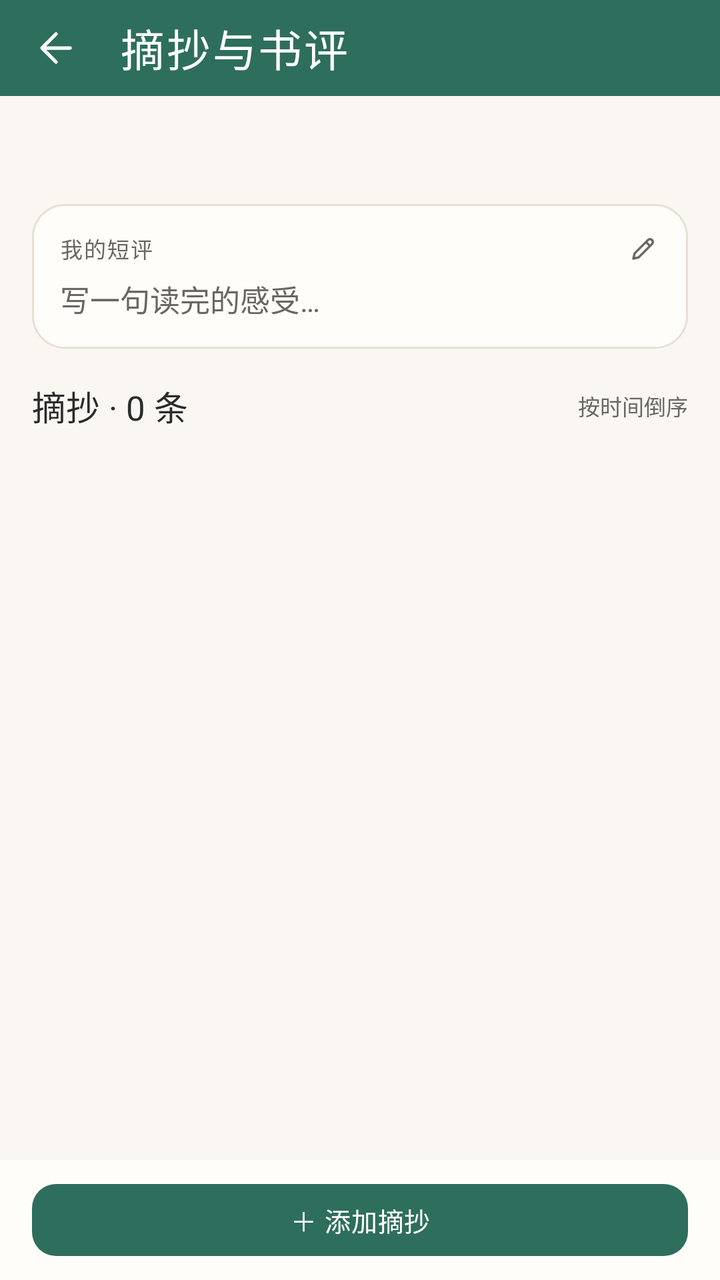
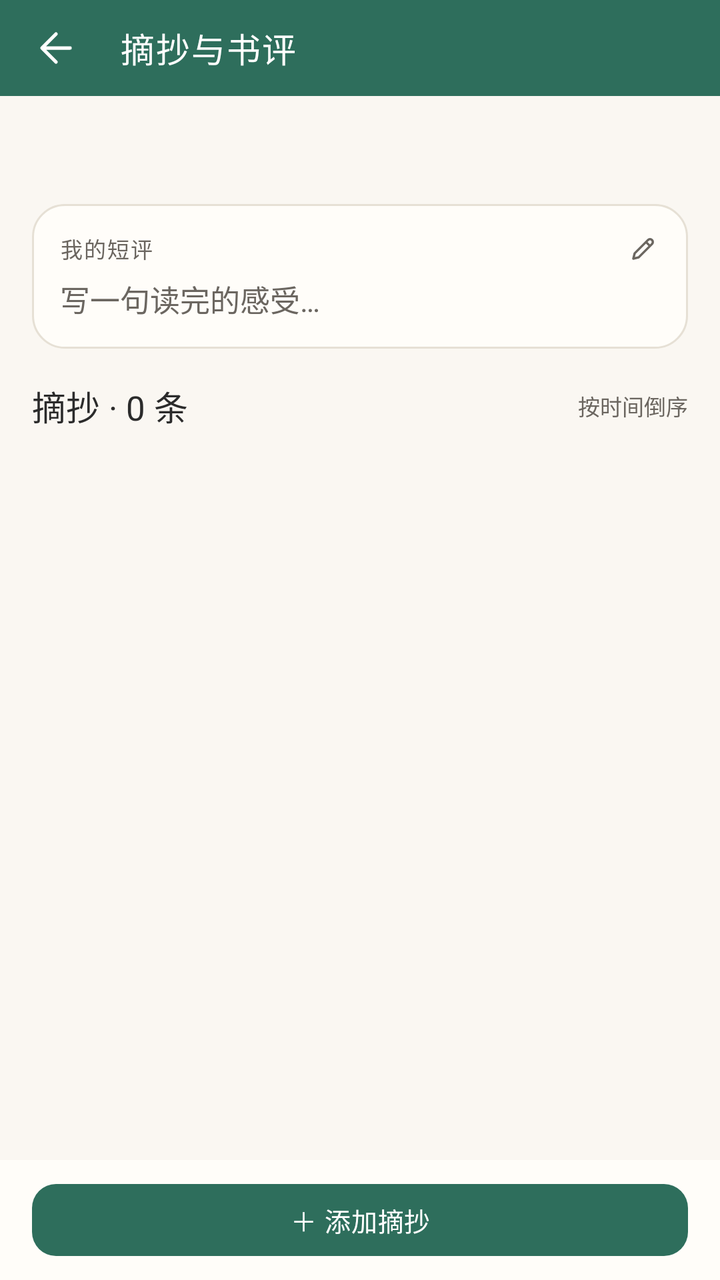

Before-and-after screenshots of an Android layout around one commit, followed by the original layout XML and the change that was made.
<!-- AndroidManifest.xml: application theme Theme.Bookshelf -->
<!-- res/layout/activity_excerpt_list.xml -->
<?xml version="1.0" encoding="utf-8"?>
<LinearLayout xmlns:android="http://schemas.android.com/apk/res/android"
    xmlns:app="http://schemas.android.com/apk/res-auto"
    android:layout_width="match_parent"
    android:layout_height="match_parent"
    android:orientation="vertical">

    <com.google.android.material.appbar.MaterialToolbar
        android:id="@+id/toolbar"
        style="@style/Widget.Bookshelf.Toolbar"
        android:layout_width="match_parent"
        android:layout_height="@dimen/toolbar_h"
        app:navigationIcon="@drawable/ic_back"
        app:title="摘抄与书评" />

    <FrameLayout
        android:layout_width="match_parent"
        android:layout_height="0dp"
        android:layout_weight="1">

        <ScrollView
            android:layout_width="match_parent"
            android:layout_height="match_parent"
            android:clipToPadding="false"
            android:scrollbars="none">

            <LinearLayout
                android:layout_width="match_parent"
                android:layout_height="wrap_content"
                android:orientation="vertical"
                android:padding="@dimen/page_padding">

                <TextView
                    android:id="@+id/tv_excerpt_book"
                    android:layout_width="match_parent"
                    android:layout_height="wrap_content"
                    android:layout_marginBottom="@dimen/space_md"
                    android:ellipsize="end"
                    android:fontFamily="serif"
                    android:maxLines="2"
                    android:textColor="?attr/on_surface"
                    android:textSize="20sp" />

                
                <LinearLayout
                    android:id="@+id/card_review"
                    android:layout_width="match_parent"
                    android:layout_height="wrap_content"
                    android:background="@drawable/bg_card"
                    android:clickable="true"
                    android:focusable="true"
                    android:orientation="vertical"
                    android:padding="14dp">

                    <LinearLayout
                        android:layout_width="match_parent"
                        android:layout_height="wrap_content"
                        android:gravity="center_vertical"
                        android:orientation="horizontal">

                        <TextView
                            android:layout_width="0dp"
                            android:layout_height="wrap_content"
                            android:layout_weight="1"
                            android:letterSpacing="0.06"
                            android:text="我的短评"
                            android:textColor="?attr/on_surface_variant"
                            android:textSize="@dimen/text_caption" />

                        <ImageView
                            android:layout_width="16dp"
                            android:layout_height="16dp"
                            android:contentDescription="编辑短评"
                            android:src="@drawable/ic_edit"
                            app:tint="?attr/on_surface_variant" />
                    </LinearLayout>

                    <TextView
                        android:id="@+id/tv_review"
                        android:layout_width="match_parent"
                        android:layout_height="wrap_content"
                        android:layout_marginTop="6dp"
                        android:lineSpacingMultiplier="1.5"
                        android:textColor="?attr/on_surface"
                        android:textSize="@dimen/text_body"
                        android:visibility="gone" />

                    <TextView
                        android:id="@+id/tv_review_hint"
                        android:layout_width="match_parent"
                        android:layout_height="wrap_content"
                        android:layout_marginTop="6dp"
                        android:text="写一句读完的感受…"
                        android:textColor="?attr/on_surface_variant"
                        android:textSize="@dimen/text_body" />
                </LinearLayout>

                
                <LinearLayout
                    android:layout_width="match_parent"
                    android:layout_height="wrap_content"
                    android:layout_marginTop="@dimen/space_lg"
                    android:layout_marginBottom="@dimen/space_sm"
                    android:gravity="center_vertical"
                    android:orientation="horizontal">

                    <TextView
                        android:id="@+id/tv_excerpt_count"
                        android:layout_width="0dp"
                        android:layout_height="wrap_content"
                        android:layout_weight="1"
                        android:text="摘抄 · 0 条"
                        android:textColor="?attr/on_surface"
                        android:textSize="@dimen/text_headline" />

                    <TextView
                        android:layout_width="wrap_content"
                        android:layout_height="wrap_content"
                        android:text="按时间倒序"
                        android:textColor="?attr/on_surface_variant"
                        android:textSize="@dimen/text_caption" />
                </LinearLayout>

                <LinearLayout
                    android:id="@+id/ll_excerpts"
                    android:layout_width="match_parent"
                    android:layout_height="wrap_content"
                    android:orientation="vertical" />

                <LinearLayout
                    android:id="@+id/ll_excerpt_empty"
                    android:layout_width="match_parent"
                    android:layout_height="wrap_content"
                    android:gravity="center"
                    android:orientation="vertical"
                    android:paddingHorizontal="24dp"
                    android:paddingTop="56dp"
                    android:paddingBottom="40dp"
                    android:visibility="gone">

                    <TextView
                        android:layout_width="wrap_content"
                        android:layout_height="wrap_content"
                        android:fontFamily="serif"
                        android:text="还没有摘抄"
                        android:textColor="?attr/on_surface"
                        android:textSize="20sp" />

                    <TextView
                        android:layout_width="wrap_content"
                        android:layout_height="wrap_content"
                        android:layout_marginTop="8dp"
                        android:gravity="center"
                        android:lineSpacingMultiplier="1.4"
                        android:text="读到喜欢的句子，点下方按钮记下来；\n以后按时间回看，像一条读书时间线。"
                        android:textColor="?attr/on_surface_variant"
                        android:textSize="@dimen/text_body_small" />
                </LinearLayout>
            </LinearLayout>
        </ScrollView>
    </FrameLayout>

    <LinearLayout
        android:layout_width="match_parent"
        android:layout_height="wrap_content"
        android:background="?attr/surface"
        android:orientation="vertical"
        android:paddingHorizontal="@dimen/page_padding"
        android:paddingVertical="@dimen/space_sm">

        <com.google.android.material.button.MaterialButton
            android:id="@+id/btn_add_excerpt"
            style="@style/Widget.Bookshelf.Button"
            android:layout_width="match_parent"
            android:layout_height="wrap_content"
            android:text="＋ 添加摘抄" />
    </LinearLayout>
</LinearLayout>
<!-- resources referenced by this layout -->
<resources>
  <dimen name="page_padding">16dp</dimen>
  <dimen name="space_lg">16dp</dimen>
  <dimen name="space_md">12dp</dimen>
  <dimen name="space_sm">8dp</dimen>
  <dimen name="text_body">15sp</dimen>
  <dimen name="text_body_small">13sp</dimen>
  <dimen name="text_caption">11sp</dimen>
  <dimen name="text_headline">17sp</dimen>
  <dimen name="toolbar_h">48dp</dimen>
  <dimen name="card_corner">16dp</dimen>
  <style name="ShapeAppearance.Bookshelf.Medium" parent="ShapeAppearance.Material3.Corner.Medium">
          <item name="cornerSize">@dimen/radius_md</item>
      </style>
  <dimen name="radius_md">12dp</dimen>
  <style name="TextAppearance.Bookshelf.ToolbarTitle" parent="TextAppearance.Material3.TitleLarge">
          <item name="android:textSize">@dimen/text_title</item>
          <item name="android:fontFamily">serif</item>
          <item name="android:textStyle">normal</item>
          <item name="android:letterSpacing">0.04</item>
          <item name="android:textColor">@color/white</item>
      </style>
  <color name="primary">#2E6E5C</color>
  <color name="primary_dark">#1F4D40</color>
  <color name="accent">#C08A3E</color>
  <color name="chip_bg">#E8F0ED</color>
  <color name="green_container">#E6F0EC</color>
  <color name="green_on_container">#1C4A3E</color>
  <color name="green_page">#FAF7F2</color>
  <color name="green_surface">#FFFDF9</color>
  <color name="green_surface_dim">#F3EEE6</color>
  <color name="green_outline">#E6E0D5</color>
  <color name="green_outline_strong">#D8D0C2</color>
  <dimen name="text_title">22sp</dimen>
  <color name="white">#FFFFFF</color>
  <color name="bg_page">#FAF7F2</color>
  <color name="surface">#FFFDF9</color>
  <color name="surface_dim">#F4F0E9</color>
  <color name="outline">#E6E0D5</color>
  <color name="outline_strong">#CFC5B4</color>
  <color name="text_main">#2B2B2B</color>
  <color name="text_sub">#6B6660</color>
  <color name="accent_text">#8A5A1A</color>
  <style name="ThemeOverlay.Bookshelf.BottomSheet" parent="ThemeOverlay.Material3.BottomSheetDialog">
          <item name="bottomSheetStyle">@style/Widget.Bookshelf.BottomSheet</item>
      </style>
  <style name="ShapeAppearance.Bookshelf.Pill" parent="ShapeAppearance.Material3.Corner.Full">
          <item name="cornerSize">50%</item>
      </style>
  <style name="ShapeAppearance.Bookshelf.Dialog" parent="ShapeAppearance.Material3.Corner.Large">
          <item name="cornerSize">@dimen/card_corner</item>
      </style>
  <dimen name="text_title_toolbar">16sp</dimen>
  <!-- unchanged entries left out for length: 17 -->
</resources>

<!-- the commit's change to res/layout/activity_excerpt_list.xml (unified diff, before → after) -->
@@ -133,28 +133,15 @@
                     android:layout_height="wrap_content"
                     android:gravity="center"
                     android:orientation="vertical"
-                    android:paddingHorizontal="24dp"
-                    android:paddingTop="56dp"
-                    android:paddingBottom="40dp"
+                    android:paddingTop="@dimen/space_xl"
                     android:visibility="gone">
 
-                    <TextView
-                        android:layout_width="wrap_content"
-                        android:layout_height="wrap_content"
-                        android:fontFamily="serif"
-                        android:text="还没有摘抄"
-                        android:textColor="?attr/on_surface"
-                        android:textSize="20sp" />
-
-                    <TextView
-                        android:layout_width="wrap_content"
-                        android:layout_height="wrap_content"
-                        android:layout_marginTop="8dp"
-                        android:gravity="center"
-                        android:lineSpacingMultiplier="1.4"
-                        android:text="读到喜欢的句子，点下方按钮记下来；\n以后按时间回看，像一条读书时间线。"
-                        android:textColor="?attr/on_surface_variant"
-                        android:textSize="@dimen/text_body_small" />
+                    
+                    <include
+                        android:id="@+id/emptyState"
+                        layout="@layout/view_empty_state"
+                        android:layout_width="match_parent"
+                        android:layout_height="wrap_content" />
                 </LinearLayout>
             </LinearLayout>
         </ScrollView>
@@ -176,3 +163,51 @@
             android:text="＋ 添加摘抄" />
     </LinearLayout>
 </LinearLayout>
+<!-- res/layout/view_empty_state.xml (included above) -->
+<?xml version="1.0" encoding="utf-8"?>
+<LinearLayout xmlns:android="http://schemas.android.com/apk/res/android"
+    xmlns:app="http://schemas.android.com/apk/res-auto"
+    android:layout_width="match_parent"
+    android:layout_height="wrap_content"
+    android:gravity="center"
+    android:orientation="vertical"
+    android:paddingHorizontal="24dp"
+    android:paddingTop="32dp"
+    android:paddingBottom="32dp">
+
+    <ImageView
+        android:layout_width="104dp"
+        android:layout_height="104dp"
+        android:alpha="0.9"
+        android:contentDescription="空书架"
+        android:src="@drawable/il_empty_shelf" />
+
+    <TextView
+        android:id="@+id/tv_empty_title"
+        style="@style/Text.Bookshelf.SerifHeadline"
+        android:layout_width="wrap_content"
+        android:layout_height="wrap_content"
+        android:layout_marginTop="@dimen/space_md"
+        android:textSize="@dimen/text_title"
+        android:text="书架还是空的"
+        android:textColor="?attr/on_surface" />
+
+    <TextView
+        android:id="@+id/tv_empty_desc"
+        android:layout_width="wrap_content"
+        android:layout_height="wrap_content"
+        android:layout_marginTop="6dp"
+        android:gravity="center"
+        android:lineSpacingMultiplier="1.4"
+        android:textColor="?attr/on_surface_variant"
+        android:textSize="@dimen/text_body_small" />
+
+    <com.google.android.material.button.MaterialButton
+        android:id="@+id/btn_empty_cta"
+        style="@style/Widget.Bookshelf.Button"
+        android:layout_width="wrap_content"
+        android:layout_height="wrap_content"
+        android:layout_marginTop="@dimen/space_lg"
+        android:paddingHorizontal="@dimen/space_lg"
+        android:text="去录入第一本书" />
+</LinearLayout>
<!-- resource entries referenced after the edit -->
@@ -4,22 +4,58 @@
   <dimen name="space_lg">16dp</dimen>
   <dimen name="space_md">12dp</dimen>
   <dimen name="space_sm">8dp</dimen>
+  <dimen name="space_xl">20dp</dimen>
   <dimen name="text_body">15sp</dimen>
   <dimen name="text_body_small">13sp</dimen>
   <dimen name="text_caption">11sp</dimen>
   <dimen name="text_headline">17sp</dimen>
   <dimen name="toolbar_h">48dp</dimen>
+  <!-- drawable il_empty_shelf (drawable) -->
+  <?xml version="1.0" encoding="utf-8"?>
+  <vector xmlns:android="http://schemas.android.com/apk/res/android"
+      android:width="104dp"
+      android:height="104dp"
+      android:viewportWidth="96"
+      android:viewportHeight="96">
+      <path
+          android:fillColor="@android:color/transparent"
+          android:pathData="M48,30 C40,23 30,23 22,27 L22,68 C30,64 40,64 48,70 C56,64 66,64 74,68 L74,27 C66,23 56,23 48,30 M48,30 L48,70"
+          android:strokeColor="#FF2E6E5C"
+          android:strokeLineCap="round"
+          android:strokeLineJoin="round"
+          android:strokeWidth="1.75" />
+      <path
+          android:fillColor="@android:color/transparent"
+          android:pathData="M57,27 L57,44 L62,40 L67,44 L67,27"
+          android:strokeColor="#FFC08A3E"
+          android:strokeLineCap="round"
+          android:strokeLineJoin="round"
+          android:strokeWidth="1.75" />
+      <path
+          android:fillColor="@android:color/transparent"
+          android:pathData="M14,78 H82 M20,84 H76"
+          android:strokeColor="#FFCFC5B4"
+          android:strokeLineCap="round"
+          android:strokeWidth="1.75" />
+  </vector>
+  <style name="Text.Bookshelf.SerifHeadline">
+          <item name="android:fontFamily">serif</item>
+          <item name="android:textSize">@dimen/text_headline</item>
+          <item name="android:includeFontPadding">false</item>
+          <item name="android:letterSpacing">0.02</item>
+      </style>
   <dimen name="card_corner">16dp</dimen>
   <style name="ShapeAppearance.Bookshelf.Medium" parent="ShapeAppearance.Material3.Corner.Medium">
           <item name="cornerSize">@dimen/radius_md</item>
       </style>
   <dimen name="radius_md">12dp</dimen>
   <style name="TextAppearance.Bookshelf.ToolbarTitle" parent="TextAppearance.Material3.TitleLarge">
-          <item name="android:textSize">@dimen/text_title</item>
+          
+          <item name="android:textSize">@dimen/text_headline</item>
           <item name="android:fontFamily">serif</item>
           <item name="android:textStyle">normal</item>
           <item name="android:letterSpacing">0.04</item>
-          <item name="android:textColor">@color/white</item>
+          <item name="android:textColor">?attr/colorOnPrimary</item>
       </style>
   <color name="primary">#2E6E5C</color>
   <color name="primary_dark">#1F4D40</color>
@@ -33,7 +69,6 @@
   <color name="green_outline">#E6E0D5</color>
   <color name="green_outline_strong">#D8D0C2</color>
   <dimen name="text_title">22sp</dimen>
-  <color name="white">#FFFFFF</color>
   <color name="bg_page">#FAF7F2</color>
   <color name="surface">#FFFDF9</color>
   <color name="surface_dim">#F4F0E9</color>
